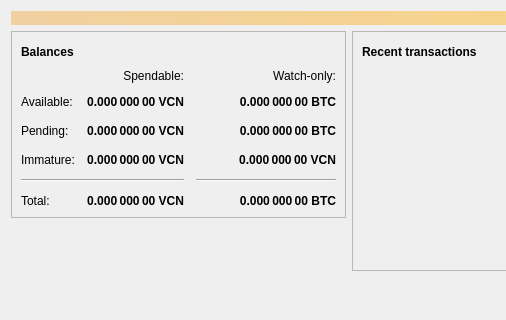
The window that src/qt/forms/overviewpage.ui (gjhiggins/vcoincore) describes before a commit, drawn with Qt 5; both pictures show x 0 to 506 and y 0 to 320 of the 628 by 422 pixel window.
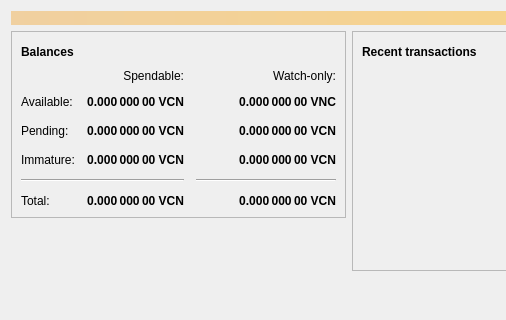
The same window after the commit. Icons and pictures are not drawn.

Commit message: rebranding straggler

What changed in the file:
```diff
--- a/src/qt/forms/overviewpage.ui
+++ b/src/qt/forms/overviewpage.ui
@@ -129,7 +129,7 @@
                <string>Unconfirmed transactions to watch-only addresses</string>
               </property>
               <property name="text">
-               <string notr="true">0.000 000 00 BTC</string>
+               <string notr="true">0.000 000 00 VCN</string>
               </property>
               <property name="alignment">
                <set>Qt::AlignRight|Qt::AlignTrailing|Qt::AlignVCenter</set>
@@ -307,7 +307,7 @@
                <string>Current total balance in watch-only addresses</string>
               </property>
               <property name="text">
-               <string notr="true">0.000 000 00 BTC</string>
+               <string notr="true">0.000 000 00 VCN</string>
               </property>
               <property name="alignment">
                <set>Qt::AlignRight|Qt::AlignTrailing|Qt::AlignVCenter</set>
@@ -374,7 +374,7 @@
                <string>Your current balance in watch-only addresses</string>
               </property>
               <property name="text">
-               <string notr="true">0.000 000 00 BTC</string>
+               <string notr="true">0.000 000 00 VNC</string>
               </property>
               <property name="alignment">
                <set>Qt::AlignRight|Qt::AlignTrailing|Qt::AlignVCenter</set>
```
